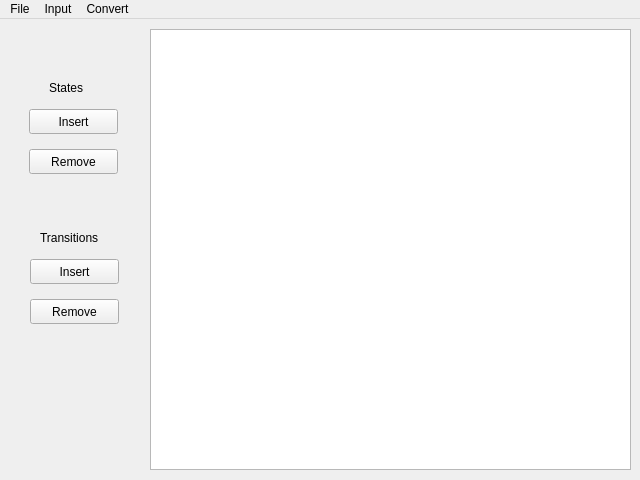
This is UI/Design/faWindow.ui in cchenzi/INE5421 as Qt 5 draws it before an edit. The edited form follows.
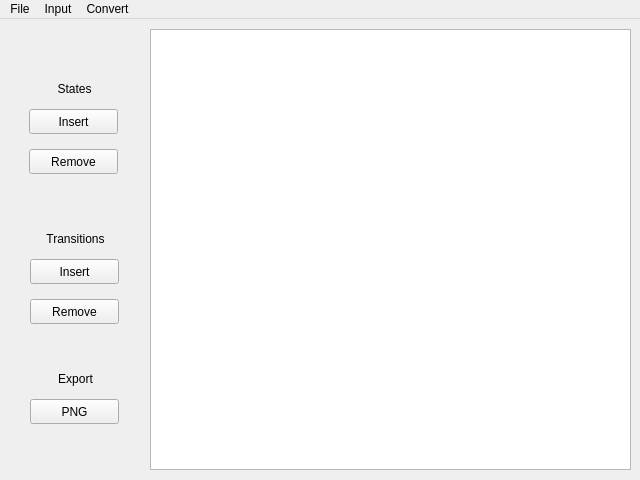
This is the edited form.

The edit to the form file:
```diff
--- a/UI/Design/faWindow.ui
+++ b/UI/Design/faWindow.ui
@@ -66,15 +66,18 @@
     <widget class="QLabel" name="label">
      <property name="geometry">
       <rect>
-       <x>30</x>
+       <x>0</x>
        <y>10</y>
-       <width>51</width>
-       <height>17</height>
+       <width>111</width>
+       <height>20</height>
       </rect>
      </property>
      <property name="text">
       <string>States</string>
      </property>
+     <property name="alignment">
+      <set>Qt::AlignCenter</set>
+     </property>
     </widget>
     <widget class="QPushButton" name="pushButton_insertState">
      <property name="geometry">
@@ -131,15 +134,18 @@
     <widget class="QLabel" name="label_2">
      <property name="geometry">
       <rect>
-       <x>20</x>
+       <x>0</x>
        <y>10</y>
-       <width>81</width>
-       <height>17</height>
+       <width>111</width>
+       <height>20</height>
       </rect>
      </property>
      <property name="text">
       <string>Transitions</string>
      </property>
+     <property name="alignment">
+      <set>Qt::AlignCenter</set>
+     </property>
     </widget>
     <widget class="QPushButton" name="pushButton_insertTransition">
      <property name="geometry">
@@ -155,6 +161,48 @@
      </property>
     </widget>
    </widget>
+   <widget class="QWidget" name="export_container" native="true">
+    <property name="enabled">
+     <bool>true</bool>
+    </property>
+    <property name="geometry">
+     <rect>
+      <x>20</x>
+      <y>340</y>
+      <width>111</width>
+      <height>81</height>
+     </rect>
+    </property>
+    <widget class="QLabel" name="label_4">
+     <property name="geometry">
+      <rect>
+       <x>0</x>
+       <y>10</y>
+       <width>111</width>
+       <height>20</height>
+      </rect>
+     </property>
+     <property name="text">
+      <string>Export</string>
+     </property>
+     <property name="alignment">
+      <set>Qt::AlignCenter</set>
+     </property>
+    </widget>
+    <widget class="QPushButton" name="exportPNG_pushButton">
+     <property name="geometry">
+      <rect>
+       <x>10</x>
+       <y>40</y>
+       <width>89</width>
+       <height>25</height>
+      </rect>
+     </property>
+     <property name="text">
+      <string>PNG</string>
+     </property>
+    </widget>
+   </widget>
    <zorder>transMan_container</zorder>
    <zorder>statesMan_container</zorder>
    <zorder>transition_table</zorder>
```
Left out of the diff: 1 changed line with no effect on the pictures.
